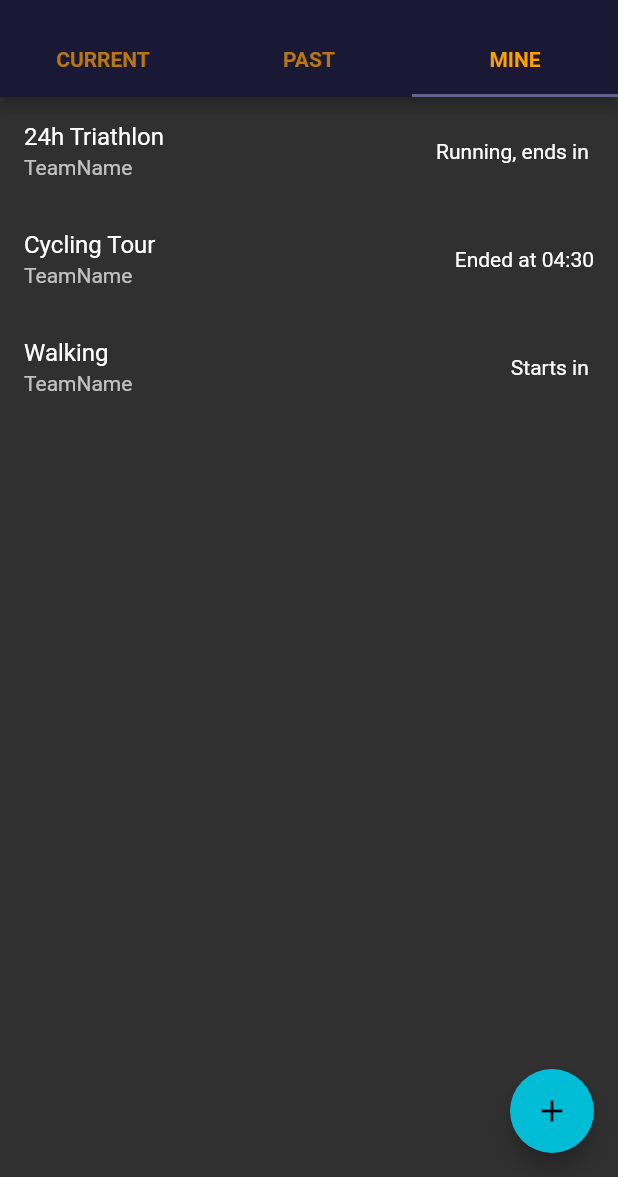
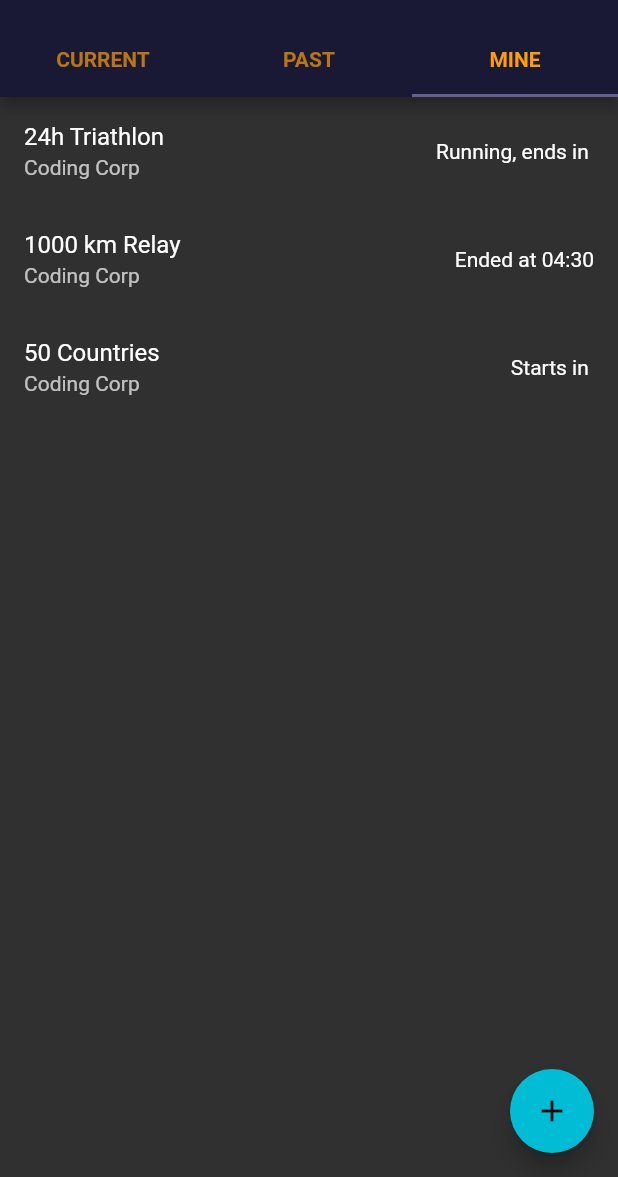
Before and after one commit to lukaselmer/hackzurich2020, a Flutter app: the screen it shows after launch, tab 3 chosen, on a phone screen of 412 x 824 dp, the part 59-1236 px from its top. Run offline on Flutter 3.47's test engine with Material 2 defaults, Android fonts, the phone set to English and light mode, and no system bars; missing offline and left inert: duration; Roboto replaces fonts that are missing (PoppinsEL).

Commit message:
Rename tabs and dummy data

```diff
--- a/app/lib/challenges/challenge_page.dart
+++ b/app/lib/challenges/challenge_page.dart
@@ -19,16 +19,16 @@ class ChallengePage extends StatelessWidget {
             bottom: TabBar(
               tabs: [
                 Tab(text: 'PROGRESS'),
+                Tab(text: 'CHAT'),
                 Tab(text: 'PARTICIPANTS'),
-                Tab(text: 'JOIN'),
               ],
             ),
           ),
           body: TabBarView(
             children: [
               ProgressPage(challenge),
+              JoinPage(challenge),
               ParticipantsPage(challenge),
-              JoinPage(challenge),
             ],
           ),
         ),
--- a/app/lib/data/challenges.dart
+++ b/app/lib/data/challenges.dart
@@ -15,23 +15,23 @@ List<Challenge> _challenges() => [
       Challenge(
         id: '1',
         challengeName: '24h Triathlon',
-        teamName: 'TeamName',
+        teamName: 'Coding Corp',
         startsAt: _baseTime,
         users: users,
         activities: activities,
       ),
       Challenge(
         id: '2',
-        challengeName: 'Cycling Tour',
-        teamName: 'TeamName',
+        challengeName: '1000 km Relay',
+        teamName: 'Coding Corp',
         startsAt: _baseTime.subtract(Duration(hours: 4)),
         users: [users[0], users[1]],
         activities: [],
       ),
       Challenge(
         id: '3',
-        challengeName: 'Walking',
-        teamName: 'TeamName',
+        challengeName: '50 Countries',
+        teamName: 'Coding Corp',
         startsAt: _baseTime.add(Duration(hours: 5)),
         users: users,
         activities: [],
```
